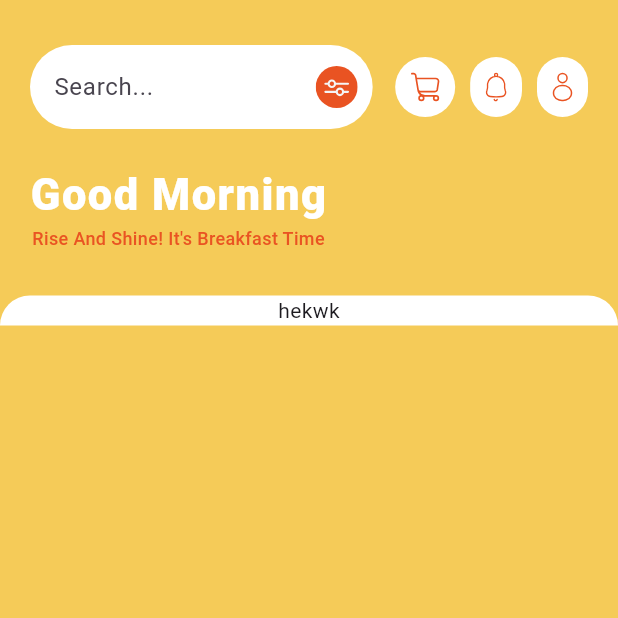
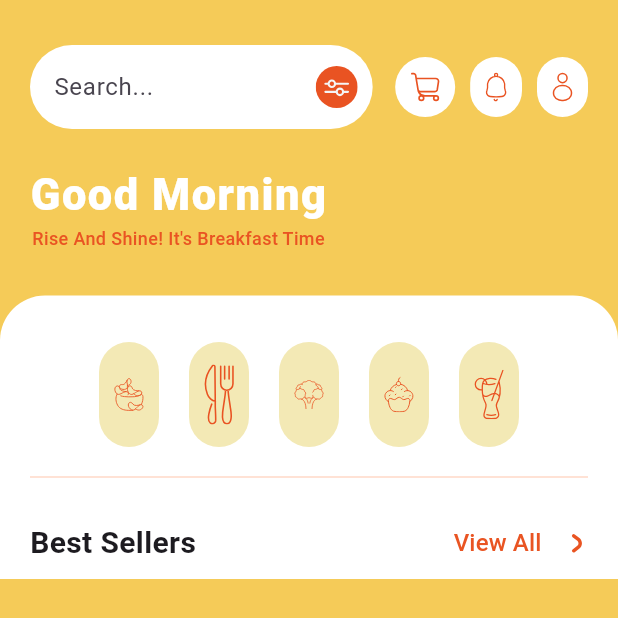
Before and after one commit to Dialawilson/yumquick, a Flutter app: the Home screen opened directly, on a phone screen of 412 x 824 dp. Shown: the top 618 px of the screen. Run offline on Flutter 3.47's test engine with Material 3 defaults, Android fonts, the phone set to English and light mode, and no system bars; our stand-ins replace flutter_svg.

Commit message:
Add category icons and update home screen layout

```diff
--- a/lib/screens/home.dart
+++ b/lib/screens/home.dart
@@ -5,6 +5,7 @@ import 'package:flutter_svg/flutter_svg.dart';
 const Color kPrimaryColor = Color(0xFFE95422);
 const Color kBackgroundColor = Color(0xFFF5CB58);
 const Color kSocialButtonColor = Color(0xFFFFDECF);
+const Color CategoryIcon = Color(0xFFF3E9B5);
 
 class Home extends StatelessWidget{
   const Home({super.key});
@@ -107,7 +108,78 @@ class Home extends StatelessWidget{
               ),
               child: Column(
                 children: [
-                  Text("hekwk")
+                  SizedBox(
+                    height: 31,
+                  ),
+                  Row(
+
+                    mainAxisAlignment: MainAxisAlignment.center,
+
+                    children: [
+                      _CategoryIcon(svgPath: "assets/svg/Snacks.svg"),
+                      SizedBox(width: 20,),
+                      _CategoryIcon(svgPath: "assets/svg/Meals.svg"),
+                      SizedBox(width: 20,),
+                      _CategoryIcon(svgPath: "assets/svg/Vegan.svg"),
+                      SizedBox(width: 20,),
+                      _CategoryIcon(svgPath: "assets/svg/Desserts.svg"),
+                      SizedBox(width: 20,),
+                      _CategoryIcon(svgPath: "assets/svg/Drinks.svg"),
+                    ],
+                  ),
+                  const Divider(
+                    height: 40,
+                    thickness: 1,
+                    indent: 20,
+                    endIndent: 20,
+                    color: Color(0xFFFFD8C7),
+                  ),
+
+                 Row(
+                  mainAxisAlignment: MainAxisAlignment.spaceBetween,
+                  children: [
+                    Padding(
+                      padding: const EdgeInsets.only(left: 20.0),
+                      child: const Text(
+                        "Best Sellers",
+                        style: TextStyle(
+                          fontSize: 20,
+                          fontWeight: FontWeight.w600,
+                        ),
+                      ),
+                    ),
+                    Padding(
+                      padding: const EdgeInsets.only(right: 20.0),
+                      child: Row(
+
+                        children:[ TextButton(
+                          onPressed: () {
+                            // Handle "See All" action
+                          },
+
+                          child: const Text(
+                            "View All ",
+                            style: TextStyle(
+                              fontSize: 16,
+                              color: kPrimaryColor,
+                              fontWeight: FontWeight.w500,
+                            ),
+                          ),
+
+                        ),
+                        SvgPicture.asset(
+                          "assets/svg/NextIcon.svg",
+                          width: 15,
+
+                          height: 15,
+                          colorFilter: const ColorFilter.mode(kPrimaryColor, BlendMode.srcIn),
+                        )
+                        ],
+                      ),
+
+                    ),
+                  ],
+                 )
                 ],
               ),
             )
@@ -115,6 +187,29 @@ class Home extends StatelessWidget{
           ],
         ),
       ),
+    );
+  }
+}
+
+//foodicons
+class _CategoryIcon extends StatelessWidget{
+  final String svgPath;
+
+  const _CategoryIcon({required this.svgPath});
+
+  @override
+  Widget build(BuildContext context) {
+    return Container(
+      padding: const EdgeInsets.all(10),
+      decoration: BoxDecoration(
+        color: CategoryIcon,
+        borderRadius: BorderRadius.circular(30)
+      ),
+      child: SvgPicture.asset(
+        svgPath,
+        height: 50,
+        width: 20,
+      )
     );
   }
 }
```
Also changed, not shown: assets/svg/NextIcon.svg (renamed from assets/svg/Next icon Arrow.svg).
